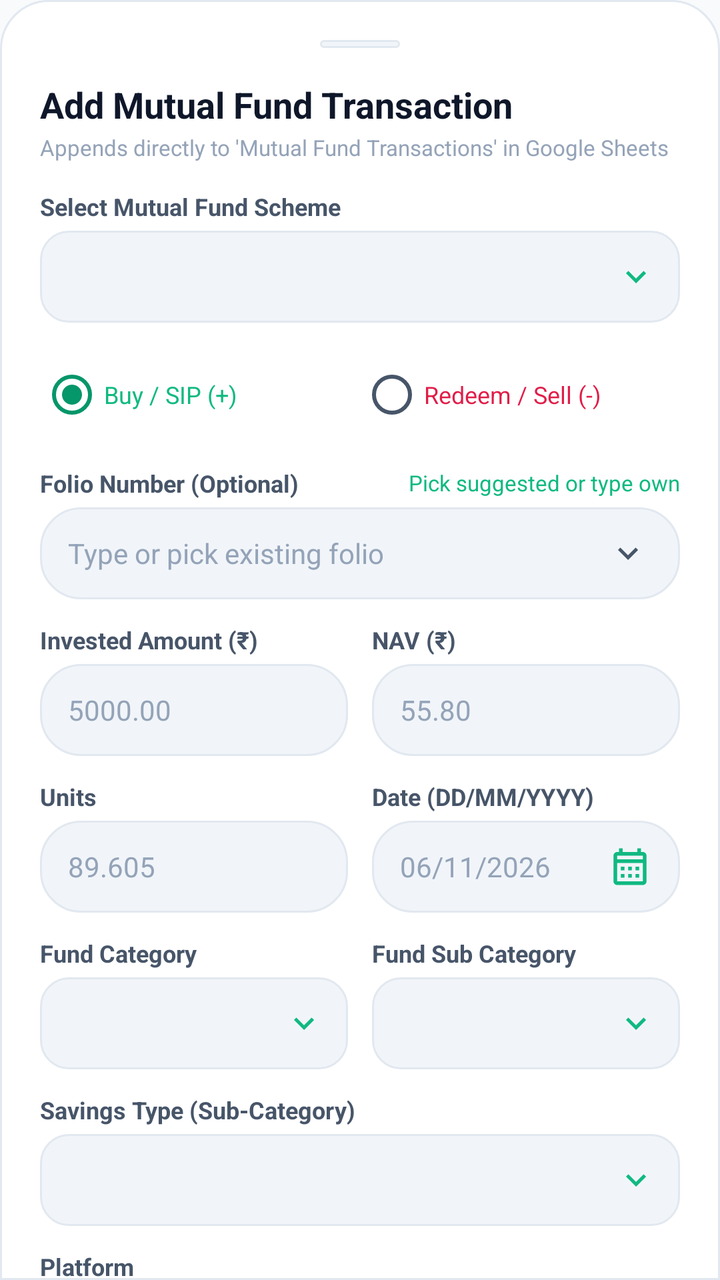
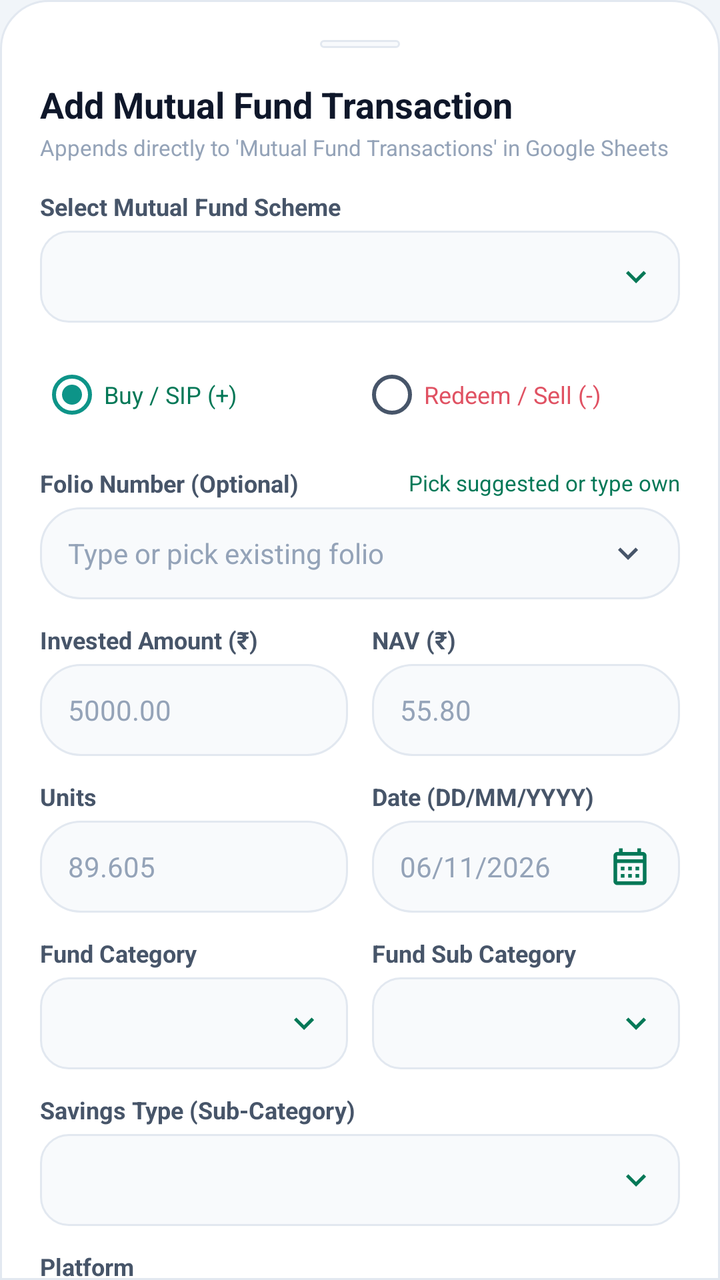

The first picture is an Android layout as it rendered before a commit; the second is the same layout after the commit. The layout source and the unified diff follow.
<!-- AndroidManifest.xml: application theme AppTheme -->
<!-- res/layout/dialog_add_mf_transaction.xml -->
<?xml version="1.0" encoding="utf-8"?>
<androidx.core.widget.NestedScrollView
    xmlns:android="http://schemas.android.com/apk/res/android"
    xmlns:app="http://schemas.android.com/apk/res-auto"
    android:layout_width="match_parent"
    android:layout_height="wrap_content"
    android:background="@drawable/bg_bottom_sheet"
    android:fillViewport="true">

    <LinearLayout
        android:layout_width="match_parent"
        android:layout_height="wrap_content"
        android:orientation="vertical"
        android:padding="20dp">

        
        <View
            android:layout_width="40dp"
            android:layout_height="4dp"
            android:layout_gravity="center_horizontal"
            android:background="@drawable/bg_pill_dark"
            android:layout_marginBottom="16dp" />

        <TextView
            android:layout_width="wrap_content"
            android:layout_height="wrap_content"
            android:text="Add Mutual Fund Transaction"
            android:textColor="@color/text_primary"
            android:textSize="18sp"
            android:textStyle="bold" />

        <TextView
            android:layout_width="wrap_content"
            android:layout_height="wrap_content"
            android:layout_marginTop="2dp"
            android:text="Appends directly to 'Mutual Fund Transactions' in Google Sheets"
            android:textColor="@color/text_muted"
            android:textSize="11sp" />

        
        <TextView
            android:layout_width="wrap_content"
            android:layout_height="wrap_content"
            android:layout_marginTop="14dp"
            android:text="Select Mutual Fund Scheme"
            android:textColor="@color/text_secondary"
            android:textSize="12sp"
            android:textStyle="bold" />

        <Spinner
            android:id="@+id/spMfFund"
            android:layout_width="match_parent"
            android:layout_height="46dp"
            android:layout_marginTop="4dp"
            android:background="@drawable/bg_spinner_dark"
            android:popupBackground="@color/bg_card_secondary"
            android:dropDownVerticalOffset="4dp" />

        
        <RadioGroup
            android:id="@+id/rgMfType"
            android:layout_width="match_parent"
            android:layout_height="wrap_content"
            android:layout_marginTop="12dp"
            android:orientation="horizontal">

            <RadioButton
                android:id="@+id/rbMfBuy"
                android:layout_width="0dp"
                android:layout_weight="1"
                android:layout_height="wrap_content"
                android:text="Buy / SIP (+)"
                android:checked="true"
                android:textColor="@color/green_mint"
                android:textSize="12sp" />

            <RadioButton
                android:id="@+id/rbMfRedeem"
                android:layout_width="0dp"
                android:layout_weight="1"
                android:layout_height="wrap_content"
                android:text="Redeem / Sell (-)"
                android:textColor="@color/red_rose"
                android:textSize="12sp" />
        </RadioGroup>

        
        <LinearLayout
            android:layout_width="match_parent"
            android:layout_height="wrap_content"
            android:layout_marginTop="12dp"
            android:orientation="horizontal"
            android:gravity="center_vertical">

            <TextView
                android:layout_width="0dp"
                android:layout_weight="1"
                android:layout_height="wrap_content"
                android:text="Folio Number (Optional)"
                android:textColor="@color/text_secondary"
                android:textSize="12sp"
                android:textStyle="bold" />

            <TextView
                android:id="@+id/tvMfFolioHint"
                android:layout_width="wrap_content"
                android:layout_height="wrap_content"
                android:text="Pick suggested or type own"
                android:textColor="@color/green_mint"
                android:textSize="11sp" />
        </LinearLayout>

        <LinearLayout
            android:layout_width="match_parent"
            android:layout_height="46dp"
            android:layout_marginTop="4dp"
            android:background="@drawable/bg_pill_dark"
            android:orientation="horizontal"
            android:gravity="center_vertical"
            android:paddingStart="14dp"
            android:paddingEnd="10dp">

            <AutoCompleteTextView
                android:id="@+id/etMfFolio"
                android:layout_width="0dp"
                android:layout_weight="1"
                android:layout_height="match_parent"
                android:background="@null"
                android:hint="Type or pick existing folio"
                android:textColorHint="@color/text_muted"
                android:textColor="@color/text_primary"
                android:inputType="text"
            android:imeOptions="actionDone"
                android:completionThreshold="1"
                android:textSize="14sp" />

            <ImageView
                android:id="@+id/btnMfFolioDropdown"
                android:layout_width="32dp"
                android:layout_height="32dp"
                android:padding="6dp"
                android:src="@drawable/ic_chevron_down"
                android:tint="@color/text_secondary"
                android:background="?attr/selectableItemBackgroundBorderless"
                android:contentDescription="Pick Folio" />
        </LinearLayout>

        
        <LinearLayout
            android:layout_width="match_parent"
            android:layout_height="wrap_content"
            android:layout_marginTop="12dp"
            android:orientation="horizontal"
            android:baselineAligned="false">

            <LinearLayout
                android:layout_width="0dp"
                android:layout_weight="1"
                android:layout_height="wrap_content"
                android:orientation="vertical"
                android:layout_marginEnd="6dp">

                <TextView
                    android:id="@+id/tvMfAmountLabel"
                    android:layout_width="wrap_content"
                    android:layout_height="wrap_content"
                    android:text="Invested Amount (₹)"
                    android:textColor="@color/text_secondary"
                    android:textSize="12sp"
                    android:textStyle="bold" />

                <EditText
                    android:id="@+id/etMfAmount"
                    android:layout_width="match_parent"
                    android:layout_height="46dp"
                    android:layout_marginTop="4dp"
                    android:background="@drawable/bg_pill_dark"
                    android:hint="5000.00"
                    android:textColorHint="@color/text_muted"
                    android:textColor="@color/text_primary"
                    android:textSize="14sp"
                    android:gravity="center_vertical"
                    android:inputType="numberDecimal"
            android:imeOptions="actionDone"
                    android:paddingStart="14dp"
                    android:paddingEnd="14dp" />
            </LinearLayout>

            <LinearLayout
                android:layout_width="0dp"
                android:layout_weight="1"
                android:layout_height="wrap_content"
                android:orientation="vertical"
                android:layout_marginStart="6dp">

                <TextView
                    android:layout_width="wrap_content"
                    android:layout_height="wrap_content"
                    android:text="NAV (₹)"
                    android:textColor="@color/text_secondary"
                    android:textSize="12sp"
                    android:textStyle="bold" />

                <EditText
                    android:id="@+id/etMfNav"
                    android:layout_width="match_parent"
                    android:layout_height="46dp"
                    android:layout_marginTop="4dp"
                    android:background="@drawable/bg_pill_dark"
                    android:hint="55.80"
                    android:textColorHint="@color/text_muted"
                    android:textColor="@color/text_primary"
                    android:textSize="14sp"
                    android:gravity="center_vertical"
                    android:inputType="numberDecimal"
            android:imeOptions="actionDone"
                    android:paddingStart="14dp"
                    android:paddingEnd="14dp" />
            </LinearLayout>
        </LinearLayout>

        
        <LinearLayout
            android:layout_width="match_parent"
            android:layout_height="wrap_content"
            android:layout_marginTop="12dp"
            android:orientation="horizontal"
            android:baselineAligned="false">

            <LinearLayout
                android:layout_width="0dp"
                android:layout_weight="1"
                android:layout_height="wrap_content"
                android:orientation="vertical"
                android:layout_marginEnd="6dp">

                <TextView
                    android:layout_width="wrap_content"
                    android:layout_height="wrap_content"
                    android:text="Units"
                    android:textColor="@color/text_secondary"
                    android:textSize="12sp"
                    android:textStyle="bold" />

                <EditText
                    android:id="@+id/etMfUnits"
                    android:layout_width="match_parent"
                    android:layout_height="46dp"
                    android:layout_marginTop="4dp"
                    android:background="@drawable/bg_pill_dark"
                    android:hint="89.605"
                    android:textColorHint="@color/text_muted"
                    android:textColor="@color/text_primary"
                    android:textSize="14sp"
                    android:gravity="center_vertical"
                    android:inputType="numberDecimal"
            android:imeOptions="actionDone"
                    android:paddingStart="14dp"
                    android:paddingEnd="14dp" />
            </LinearLayout>

            <LinearLayout
                android:layout_width="0dp"
                android:layout_weight="1"
                android:layout_height="wrap_content"
                android:orientation="vertical"
                android:layout_marginStart="6dp">

                <TextView
                    android:layout_width="wrap_content"
                    android:layout_height="wrap_content"
                    android:text="Date (DD/MM/YYYY)"
                    android:textColor="@color/text_secondary"
                    android:textSize="12sp"
                    android:textStyle="bold" />

                <EditText
                    android:id="@+id/etMfDate"
                    android:layout_width="match_parent"
                    android:layout_height="46dp"
                    android:layout_marginTop="4dp"
                    android:background="@drawable/bg_pill_dark"
                    android:hint="06/11/2026"
                    android:textColorHint="@color/text_muted"
                    android:textColor="@color/text_primary"
                    android:textSize="14sp"
                    android:gravity="center_vertical"
                    android:focusable="false"
                    android:clickable="true"
                    android:cursorVisible="false"
                    android:drawableEnd="@drawable/ic_calendar"
                    android:drawablePadding="8dp"
                    android:drawableTint="@color/green_mint"
                    android:paddingStart="14dp"
                    android:paddingEnd="14dp" />
            </LinearLayout>
        </LinearLayout>

        
        <LinearLayout
            android:layout_width="match_parent"
            android:layout_height="wrap_content"
            android:layout_marginTop="12dp"
            android:orientation="horizontal"
            android:baselineAligned="false">

            <LinearLayout
                android:layout_width="0dp"
                android:layout_weight="1"
                android:layout_height="wrap_content"
                android:orientation="vertical"
                android:layout_marginEnd="6dp">

                <TextView
                    android:layout_width="wrap_content"
                    android:layout_height="wrap_content"
                    android:text="Fund Category"
                    android:textColor="@color/text_secondary"
                    android:textSize="12sp"
                    android:textStyle="bold" />

                <Spinner
                    android:id="@+id/spMfCategory"
                    android:layout_width="match_parent"
                    android:layout_height="46dp"
                    android:layout_marginTop="4dp"
                    android:background="@drawable/bg_spinner_dark"
                    android:popupBackground="@color/bg_card_secondary"
                    android:dropDownVerticalOffset="4dp" />
            </LinearLayout>

            <LinearLayout
                android:layout_width="0dp"
                android:layout_weight="1"
                android:layout_height="wrap_content"
                android:orientation="vertical"
                android:layout_marginStart="6dp">

                <TextView
                    android:layout_width="wrap_content"
                    android:layout_height="wrap_content"
                    android:text="Fund Sub Category"
                    android:textColor="@color/text_secondary"
                    android:textSize="12sp"
                    android:textStyle="bold" />

                <Spinner
                    android:id="@+id/spMfSubCategory"
                    android:layout_width="match_parent"
                    android:layout_height="46dp"
                    android:layout_marginTop="4dp"
                    android:background="@drawable/bg_spinner_dark"
                    android:popupBackground="@color/bg_card_secondary"
                    android:dropDownVerticalOffset="4dp" />
            </LinearLayout>
        </LinearLayout>

        
        <TextView
            android:layout_width="wrap_content"
            android:layout_height="wrap_content"
            android:layout_marginTop="12dp"
            android:text="Savings Type (Sub-Category)"
            android:textColor="@color/text_secondary"
            android:textSize="12sp"
            android:textStyle="bold" />

        <Spinner
            android:id="@+id/spMfSavingsType"
            android:layout_width="match_parent"
            android:layout_height="46dp"
            android:layout_marginTop="4dp"
            android:background="@drawable/bg_spinner_dark"
            android:popupBackground="@color/bg_card_secondary"
            android:dropDownVerticalOffset="4dp" />

        
        <TextView
            android:layout_width="wrap_content"
            android:layout_height="wrap_content"
            android:layout_marginTop="12dp"
            android:text="Platform"
            android:textColor="@color/text_secondary"
            android:textSize="12sp"
            android:textStyle="bold" />

        <Spinner
            android:id="@+id/spMfPlatform"
            android:layout_width="match_parent"
            android:layout_height="46dp"
            android:layout_marginTop="4dp"
            android:background="@drawable/bg_spinner_dark"
            android:popupBackground="@color/bg_card_secondary"
            android:dropDownVerticalOffset="4dp" />

        
        <com.google.android.material.button.MaterialButton
            android:id="@+id/btnSubmitMfTransaction"
            android:layout_width="match_parent"
            android:layout_height="48dp"
            android:layout_marginTop="20dp"
            app:cornerRadius="24dp"
            app:backgroundTint="@color/colorPrimary"
            android:text="Record MF Transaction in Sheet"
            android:textColor="@color/bg_dark"
            android:textSize="14sp"
            android:textStyle="bold"
            android:textAllCaps="false" />

    </LinearLayout>
</androidx.core.widget.NestedScrollView>
<!-- resources referenced by this layout -->
<resources>
  <color name="bg_card_secondary">#F1F5F9</color>
  <color name="bg_dark">#F8FAFC</color>
  <color name="colorPrimary">#059669</color>
  <color name="green_mint">#10B981</color>
  <color name="red_rose">#E11D48</color>
  <color name="text_muted">#94A3B8</color>
  <color name="text_primary">#0F172A</color>
  <color name="text_secondary">#475569</color>
  <!-- drawable bg_bottom_sheet (drawable) -->
  <?xml version="1.0" encoding="utf-8"?>
  <shape xmlns:android="http://schemas.android.com/apk/res/android"
      android:shape="rectangle">
      <solid android:color="@color/bg_card" />
      <corners
          android:topLeftRadius="24dp"
          android:topRightRadius="24dp"
          android:bottomLeftRadius="0dp"
          android:bottomRightRadius="0dp" />
      <stroke
          android:width="1dp"
          android:color="@color/border_dark" />
  </shape>
  <!-- drawable bg_pill_dark (drawable) -->
  <?xml version="1.0" encoding="utf-8"?>
  <shape xmlns:android="http://schemas.android.com/apk/res/android"
      android:shape="rectangle">
      <solid android:color="@color/bg_card_secondary" />
      <corners android:radius="20dp" />
      <stroke
          android:width="1dp"
          android:color="@color/border_dark" />
  </shape>
  <!-- drawable bg_spinner_dark (drawable) -->
  <?xml version="1.0" encoding="utf-8"?>
  <layer-list xmlns:android="http://schemas.android.com/apk/res/android">
      <item>
          <shape android:shape="rectangle">
              <solid android:color="@color/bg_card_secondary" />
              <corners android:radius="14dp" />
              <stroke
                  android:width="1dp"
                  android:color="@color/border_dark" />
          </shape>
      </item>
      <item
          android:drawable="@drawable/ic_chevron_down"
          android:gravity="end|center_vertical"
          android:right="12dp" />
  </layer-list>
  <!-- drawable ic_calendar (drawable) -->
  <vector xmlns:android="http://schemas.android.com/apk/res/android"
      android:width="22dp"
      android:height="22dp"
      android:viewportWidth="24"
      android:viewportHeight="24">
    <path
        android:fillColor="@color/green_emerald"
        android:pathData="M19,4h-1V2h-2v2H8V2H6v2H5C3.89,4 3.01,4.9 3.01,6L3,20c0,1.1 0.89,2 2,2h14c1.1,0 2,-0.9 2,-2V6C21,4.9 20.1,4 19,4zM19,20H5V10h14V20zM19,8H5V6h14V8zM9,14H7v-2h2V14zM13,14h-2v-2h2V14zM17,14h-2v-2h2V14zM9,18H7v-2h2V18zM13,18h-2v-2h2V18zM17,18h-2v-2h2V18z"/>
  </vector>
  <!-- drawable ic_chevron_down (drawable) -->
  <?xml version="1.0" encoding="utf-8"?>
  <vector xmlns:android="http://schemas.android.com/apk/res/android"
      android:width="20dp"
      android:height="20dp"
      android:viewportWidth="24"
      android:viewportHeight="24">
      <path
          android:fillColor="@color/green_mint"
          android:pathData="M7.41,8.59L12,13.17l4.59,-4.58L18,10l-6,6 -6,-6 1.41,-1.41z"/>
  </vector>
  <color name="bg_card">#FFFFFF</color>
  <color name="border_dark">#E2E8F0</color>
  <color name="green_emerald">#059669</color>
  <color name="colorPrimaryDark">#F1F5F9</color>
  <color name="colorAccent">#059669</color>
  <color name="nav_bottom_bg">#FFFFFF</color>
  <style name="FinMngrBottomSheetDialogTheme" parent="ThemeOverlay.MaterialComponents.BottomSheetDialog">
          <item name="bottomSheetStyle">@style/FinMngrBottomSheetModal</item>
      </style>
  <style name="FinMngrBottomSheetModal" parent="Widget.MaterialComponents.BottomSheet.Modal">
          <item name="android:background">@android:color/transparent</item>
      </style>
  <!-- unchanged entries left out for length: 1 -->
</resources>

<!-- the commit's change to res/layout/dialog_add_mf_transaction.xml (unified diff, before → after) -->
@@ -402,7 +402,7 @@
             app:cornerRadius="24dp"
             app:backgroundTint="@color/colorPrimary"
             android:text="Record MF Transaction in Sheet"
-            android:textColor="@color/bg_dark"
+            android:textColor="@color/text_on_primary"
             android:textSize="14sp"
             android:textStyle="bold"
             android:textAllCaps="false" />
<!-- resource entries referenced after the edit -->
@@ -1,11 +1,12 @@
 <!-- resources referenced by this layout -->
 <resources>
-  <color name="bg_card_secondary">#F1F5F9</color>
-  <color name="bg_dark">#F8FAFC</color>
-  <color name="colorPrimary">#059669</color>
-  <color name="green_mint">#10B981</color>
-  <color name="red_rose">#E11D48</color>
+  <color name="bg_card_secondary">#F8FAFC</color>
+  <color name="bg_dark">#F1F5F9</color>
+  <color name="colorPrimary">#0D9488</color>
+  <color name="green_mint">#047857</color>
+  <color name="red_rose">#E05263</color>
   <color name="text_muted">#94A3B8</color>
+  <color name="text_on_primary">#FFFFFF</color>
   <color name="text_primary">#0F172A</color>
   <color name="text_secondary">#475569</color>
   <!-- drawable bg_bottom_sheet (drawable) -->
@@ -73,8 +74,8 @@
   <color name="bg_card">#FFFFFF</color>
   <color name="border_dark">#E2E8F0</color>
   <color name="green_emerald">#059669</color>
-  <color name="colorPrimaryDark">#F1F5F9</color>
-  <color name="colorAccent">#059669</color>
+  <color name="colorPrimaryDark">#E2E8F0</color>
+  <color name="colorAccent">#0D9488</color>
   <color name="nav_bottom_bg">#FFFFFF</color>
   <style name="FinMngrBottomSheetDialogTheme" parent="ThemeOverlay.MaterialComponents.BottomSheetDialog">
           <item name="bottomSheetStyle">@style/FinMngrBottomSheetModal</item>
